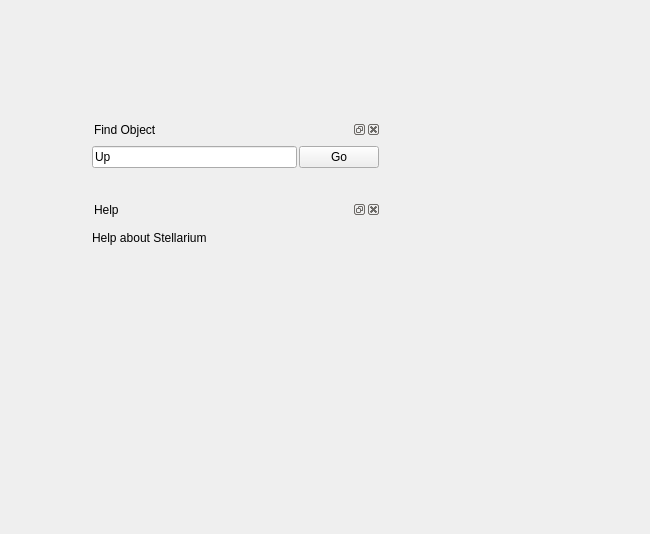
Old version of the form src/mainGui.ui in the repository 519984307/stellarium_src.
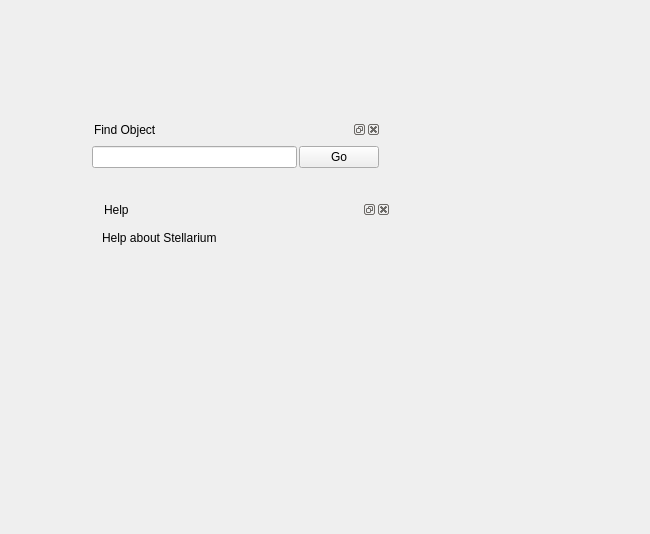
New version of the form. Icons and pictures are not drawn.

Diff of the .ui file:
```diff
--- a/src/mainGui.ui
+++ b/src/mainGui.ui
@@ -67,7 +67,7 @@
        <item>
         <widget class="QLineEdit" name="lineEditSearchSkyObject" >
          <property name="text" >
-          <string>Up</string>
+          <string/>
          </property>
         </widget>
        </item>
@@ -89,7 +89,7 @@
   <widget class="QDockWidget" name="dockWidgetHelp" >
    <property name="geometry" >
     <rect>
-     <x>90</x>
+     <x>100</x>
      <y>200</y>
      <width>291</width>
      <height>56</height>
```
Left out of the diff: 7 changed lines with no effect on the pictures.
